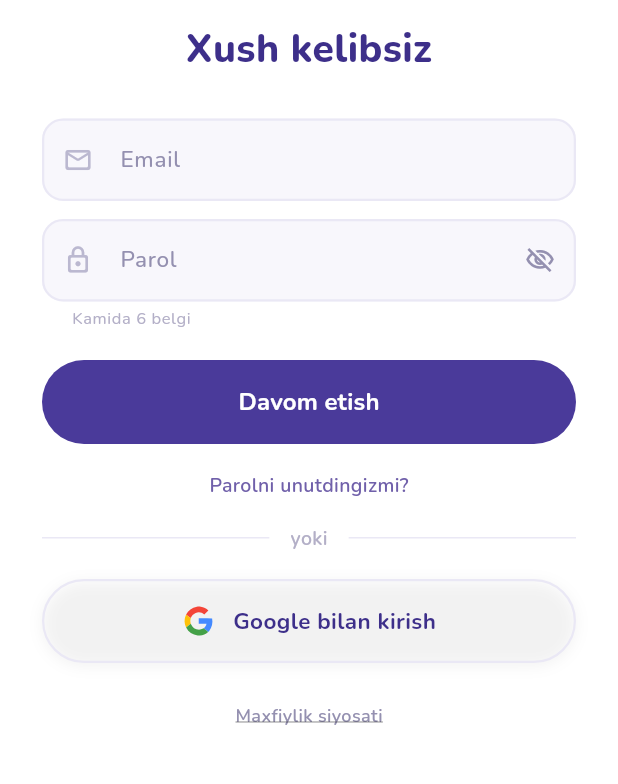
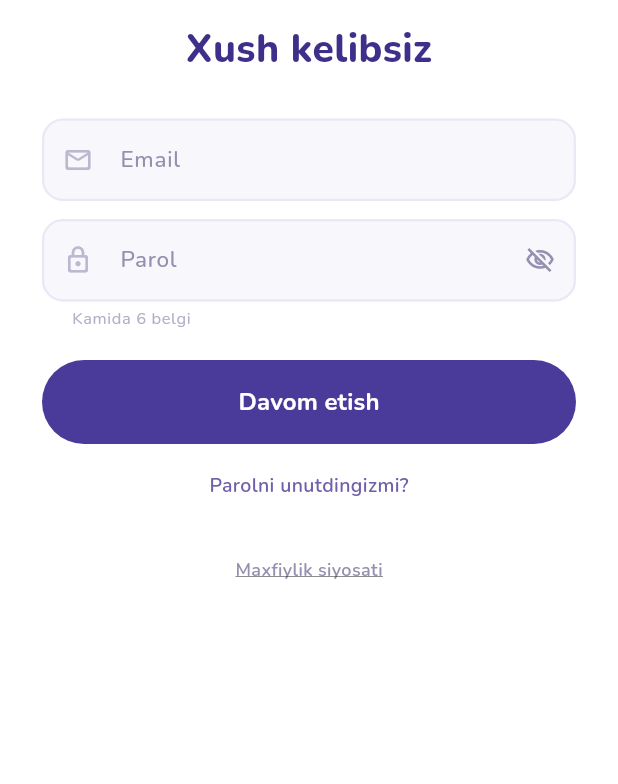
Before and after one commit to navruzbek200/my_skin_ai, a Flutter app: the AuthScreen screen opened by its route, on a phone screen of 412 x 824 dp, the part 192-976 px from its top. Run offline on Flutter 3.47's test engine with Material 3 defaults, Android fonts, the phone set to English and light mode, and no system bars; our stand-ins replace cached_network_image, cloud_firestore, equatable, firebase_auth, firebase_core, firebase_crashlytics and 10 more; accounts and stored records are empty.

Commit message:
Remove Google sign-in for iOS Guideline 4.8 compliance, bump build to 9

```diff
--- a/lib/features/auth/presentation/pages/auth_page.dart
+++ b/lib/features/auth/presentation/pages/auth_page.dart
@@ -7,7 +7,6 @@ import 'package:url_launcher/url_launcher.dart';
 import 'package:real_beauty_ai/core/constants/api_constants.dart';
 import 'package:real_beauty_ai/core/theme/colors.dart';
 import 'package:real_beauty_ai/features/auth/presentation/bloc/auth_cubit.dart';
-import 'package:real_beauty_ai/widgets/google_sign_in_button.dart';
 
 void _openPrivacyPolicy() {
   launchUrl(Uri.parse(privacyPolicyUrl), mode: LaunchMode.externalApplication);
@@ -192,11 +191,7 @@ class _AuthScreenState extends State<AuthScreen> {
                       ),
                     ),
                   ),
-                  const SizedBox(height: 8),
-                  const _OrDivider(),
-                  const SizedBox(height: 18),
-                  const GoogleSignInButton(),
-                  const SizedBox(height: 20),
+                  const SizedBox(height: 24),
                   const _PrivacyLink(),
                 ],
               ),
@@ -353,34 +348,6 @@ class _AuthButton extends StatelessWidget {
   }
 }
 
-class _OrDivider extends StatelessWidget {
-  const _OrDivider();
-
-  @override
-  Widget build(BuildContext context) {
-    final line = Expanded(
-      child: Container(height: 1, color: const Color(0xFFEAE8F5)),
-    );
-    return Row(
-      children: [
-        line,
-        Padding(
-          padding: const EdgeInsets.symmetric(horizontal: 14),
-          child: Text(
-            'yoki',
-            style: GoogleFonts.nunito(
-              fontSize: 13,
-              fontWeight: FontWeight.w600,
-              color: const Color(0xFFB3AFC7),
-            ),
-          ),
-        ),
-        line,
-      ],
-    );
-  }
-}
-
 class _PrivacyLink extends StatelessWidget {
   const _PrivacyLink();
 
--- a/pubspec.yaml
+++ b/pubspec.yaml
@@ -1,7 +1,7 @@
 name: real_beauty_ai
 description: "Real Beauty — Korean-style skincare app"
 publish_to: 'none'
-version: 1.0.0+8
+version: 1.0.0+9
 
 environment:
   sdk: ^3.11.1
```
